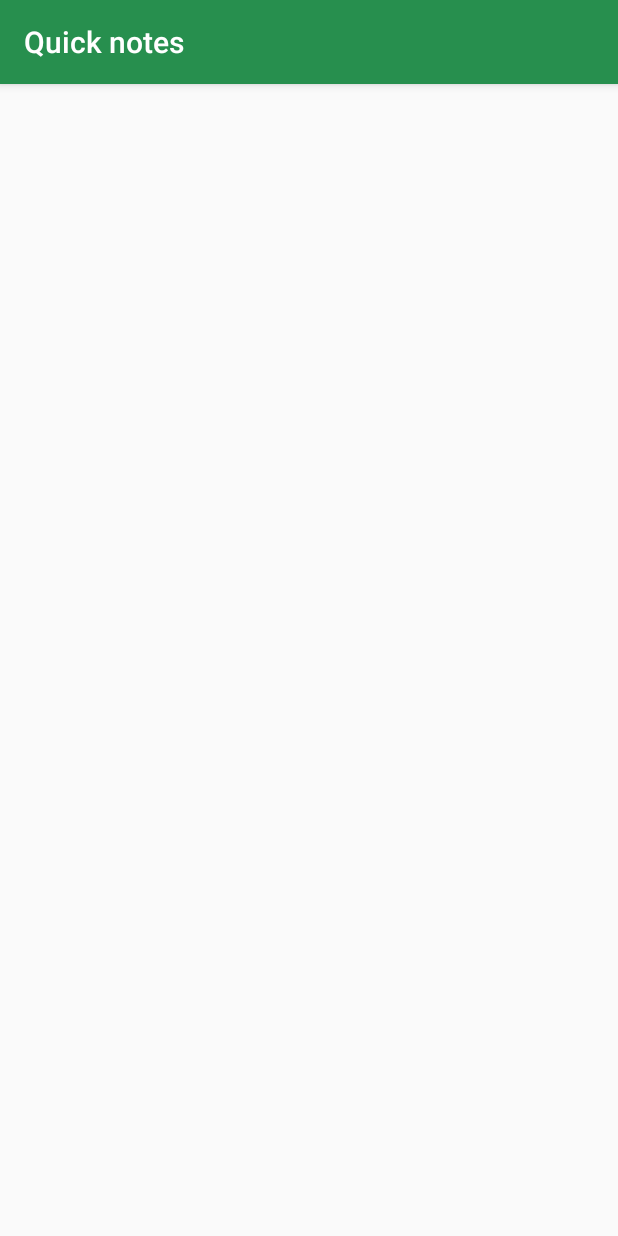
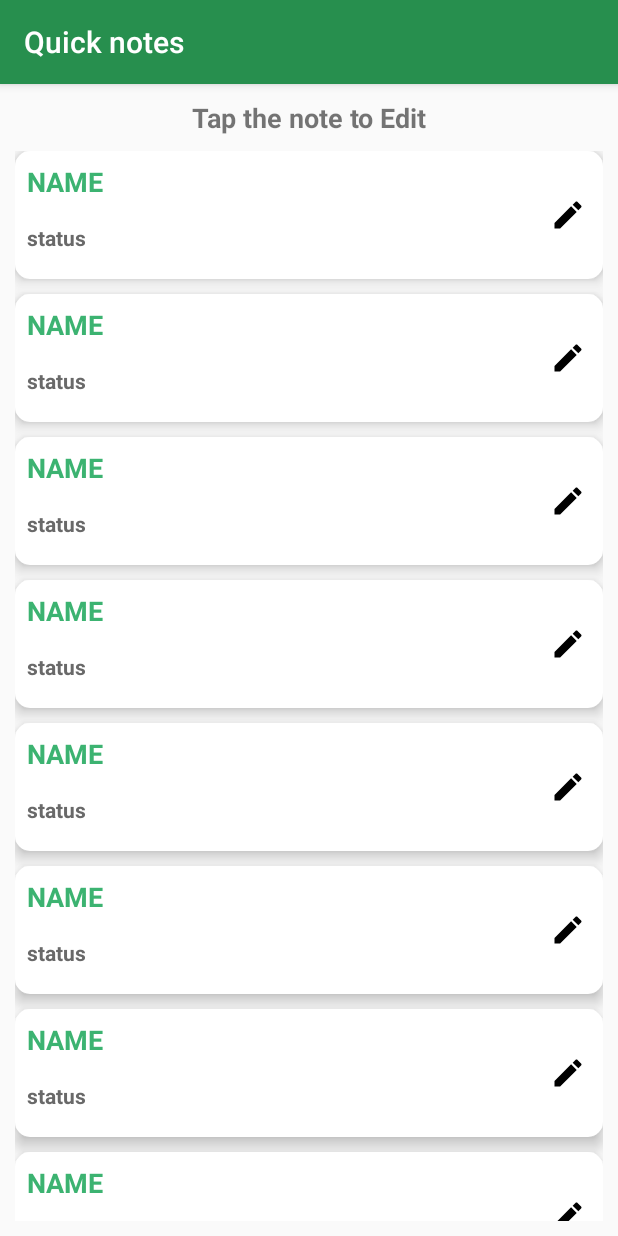
Before and after one commit to HamzaRajput007/CallLogNotes, an Android app: the ListOfNotes screen opened directly, with no data from a screen before it, on a phone screen of 412 x 824 dp. Run offline under Robolectric (Android 15) with nearby library versions, the phone set to English and light mode, and no system bars; our stand-ins replace data binding; libraries missing offline, so code that uses them is left out: com.cleveroad.audiovisualization; 2 statements that could not run were skipped.

Commit message:
Notes List Recycler View has added but the activity is crashing the app for some reason ...

```diff
--- a/app/src/main/java/com/developer/calllogmanager/Adapters/ListOfNotesAdapter.java
+++ b/app/src/main/java/com/developer/calllogmanager/Adapters/ListOfNotesAdapter.java
@@ -1,6 +1,9 @@
 package com.developer.calllogmanager.Adapters;
 
 import android.content.Context;
+import android.content.Intent;
+import android.databinding.DataBindingUtil;
+import android.os.Environment;
 import android.support.annotation.NonNull;
 import android.support.v7.widget.RecyclerView;
 import android.view.LayoutInflater;
@@ -8,48 +11,83 @@ import android.view.View;
 import android.view.ViewGroup;
 import android.widget.TextView;
 
+import com.developer.calllogmanager.CallLogAdapter;
+import com.developer.calllogmanager.ListOfNotes;
+import com.developer.calllogmanager.Models.ListOfNotesModel;
 import com.developer.calllogmanager.Models.SugarModel;
 import com.developer.calllogmanager.R;
+import com.developer.calllogmanager.databinding.ListRowBinding;
+import com.developer.calllogmanager.databinding.RowListOfNotesRecyclerViewBinding;
+import com.developer.calllogmanager.voiceupdate.EditNoteActivity;
 
 import org.w3c.dom.Text;
 
 import java.util.ArrayList;
 
 public class ListOfNotesAdapter extends RecyclerView.Adapter<ListOfNotesAdapter.ListOfNotesViewHolder>{
-
+    RowListOfNotesRecyclerViewBinding itemBinding;
     Context context;
-    private ArrayList<SugarModel> arrayList;
-
-    public ListOfNotesAdapter(ArrayList<SugarModel> list , Context context) {
-        this.context = context;
-        arrayList = list;
+    private ArrayList<ListOfNotesModel> arrayList;
+    public ListOfNotesAdapter(ArrayList<ListOfNotesModel> list , Context context ) {
+        arrayList = new ArrayList<ListOfNotesModel>();
+        for (ListOfNotesModel m: list ) {
+            arrayList.add(m);
+        }
     }
 
     @NonNull
     @Override
     public ListOfNotesViewHolder onCreateViewHolder(@NonNull ViewGroup parent, int viewType) {
-        return new ListOfNotesViewHolder(LayoutInflater.from(context).inflate(R.layout.list_row,parent,false));    }
+        itemBinding = DataBindingUtil.inflate(LayoutInflater.from(parent.getContext()),R.layout.row_list_of_notes_recycler_view,parent,false);
+//        color = context.getResources().getColor(R.color.colorPrimaryDark);
+//        filePath = Environment.getExternalStorageDirectory() + "/recorded_audio_notes";
+        return new ListOfNotesViewHolder(itemBinding);
+    }
 
     @Override
     public void onBindViewHolder(@NonNull ListOfNotesViewHolder holder, int position) {
-        SugarModel sugarModel = arrayList.get(position);
+        ListOfNotesModel sugarModel = arrayList.get(position);
         holder.nameTv.setText(sugarModel.getNote());
-        holder.statusTv.setText(sugarModel.getId().toString());
+        holder.statusTv.setText(sugarModel.getStatus());
+
+        itemBinding.editNoteImageViewId.setOnClickListener(new View.OnClickListener() {
+            @Override
+            public void onClick(View v) {
+                Intent toEditNote = new Intent(context , EditNoteActivity.class);
+                // TODO This activity is being crashed Debug it when you are back to work
+                context.startActivity(toEditNote);
+
+            }
+        });
+
+
     }
 
     @Override
     public int getItemCount() {
-        return 0;
+        return arrayList.size();
     }
 
     public class ListOfNotesViewHolder extends RecyclerView.ViewHolder {
 
         TextView nameTv , statusTv;
-
-        public ListOfNotesViewHolder(View itemView) {
-            super(itemView);
+        View mView ;
+        RowListOfNotesRecyclerViewBinding rowListOfNotesRecyclerViewBinding ;
+        public ListOfNotesViewHolder(RowListOfNotesRecyclerViewBinding itemView ) {
+          /*  super(itemView);
             nameTv = itemView.findViewById(R.id.textViewNameId);
             statusTv = itemView.findViewById(R.id.textViewStatus);
+            onNoteClickListenerViewHOlder = onNoteClickListener;
+            mView = itemView;*/
+//            itemView.setOnClickListener(this);
+            super(itemView.getRoot());
+            rowListOfNotesRecyclerViewBinding = itemView;
+
+
+
         }
+
+
     }
+
 }
--- a/app/src/main/java/com/developer/calllogmanager/AfterCallActivity.java
+++ b/app/src/main/java/com/developer/calllogmanager/AfterCallActivity.java
@@ -201,14 +201,14 @@ public class AfterCallActivity extends AppCompatActivity {
 
 
 
-                if (edit.getText().toString().isEmpty()){
+                /*if (edit.getText().toString().isEmpty()){
                     return;
                 }
                 boolean reault = databaseHelper.SAVENOTE(model);
                 if (reault){
                     finishAffinity();
                     dialog.dismiss();
-                }
+                }*/
                 //model.save();
                 //List<SugarModel> s = SugarModel.findWithQuery(SugarModel.class,"SELECT * FROM SugarModel WHERE `date`="+mydate);
                 ///t.makeText(getActivity().getApplicationContext(), ""+s, Toast.LENGTH_SHORT).show();
--- a/app/src/main/java/com/developer/calllogmanager/ListOfNotes.java
+++ b/app/src/main/java/com/developer/calllogmanager/ListOfNotes.java
@@ -1,13 +1,18 @@
 package com.developer.calllogmanager;
 
+import android.content.Intent;
 import android.graphics.HardwareRenderer;
 import android.support.v7.app.AppCompatActivity;
 import android.os.Bundle;
+import android.support.v7.widget.LinearLayoutManager;
 import android.support.v7.widget.RecyclerView;
+import android.widget.Toast;
 
 import com.cleveroad.audiovisualization.DbmHandler;
 import com.developer.calllogmanager.Adapters.ListOfNotesAdapter;
+import com.developer.calllogmanager.Models.ListOfNotesModel;
 import com.developer.calllogmanager.Models.SugarModel;
+import com.developer.calllogmanager.voiceupdate.EditNoteActivity;
 
 import java.util.ArrayList;
 
@@ -18,23 +23,30 @@ RecyclerView recyclerViewListOfNotes;
     @Override
     protected void onCreate(Bundle savedInstanceState) {
         super.onCreate(savedInstanceState);
-        //Todo Don't know why this acitivity is not being maped ... map this activity
         setContentView(R.layout.activity_list_of_notes);
-        ArrayList<SugarModel> listOfSugarModel = new ArrayList<>();
-        SugarModel model = new SugarModel();
-        model.setNote("This is the very first note added by hamza");
-        model.setExtra("Dead");
-
-        SugarModel model2 = new SugarModel();
-        model.setNote("This is the very second note added by hamza");
-        model.setExtra("High Priority");
+        ArrayList<ListOfNotesModel> listOfSugarModel = new ArrayList<>();
+        ListOfNotesModel model = new ListOfNotesModel("Note 1" , "Active" , 1);
+        ListOfNotesModel model2 = new ListOfNotesModel("Note 2" , "Dead" , 2);
+        listOfSugarModel.add(model);
+        listOfSugarModel.add(model2);
+        listOfSugarModel.add(model);
+        listOfSugarModel.add(model2);
+        listOfSugarModel.add(model);
+        listOfSugarModel.add(model2);
+        listOfSugarModel.add(model);
+        listOfSugarModel.add(model2);
+        listOfSugarModel.add(model);
+        listOfSugarModel.add(model2);
         listOfSugarModel.add(model);
         listOfSugarModel.add(model2);
 
-
         recyclerViewListOfNotes = findViewById(R.id.listOfNotesRecyclerView);
-
+        recyclerViewListOfNotes.setHasFixedSize(true);
+        recyclerViewListOfNotes.setLayoutManager(new LinearLayoutManager(this));
         ListOfNotesAdapter adapter = new ListOfNotesAdapter(listOfSugarModel , this);
         recyclerViewListOfNotes.setAdapter(adapter);
+
+        Toast.makeText(this, String.valueOf(listOfSugarModel.size()), Toast.LENGTH_SHORT).show();
     }
+
 }
--- a/app/src/main/java/com/developer/calllogmanager/MainActivity.java
+++ b/app/src/main/java/com/developer/calllogmanager/MainActivity.java
@@ -144,10 +144,10 @@ public class MainActivity extends AppCompatActivity {
                 if (edit.getText().toString().isEmpty()){
                     return;
                 }
-                boolean reault = databaseHelper.SAVENOTE(model);
+              /*  boolean reault = databaseHelper.SAVENOTE(model);
                 if (reault){
 
-                }
+                }*/
                 AllCallLogFragment fragment1 = new AllCallLogFragment();
                 frmelayout = findViewById(R.id.frmelayout);
                 getSupportFragmentManager().beginTransaction().replace(R.id.frmelayout,fragment1).commit();
--- /dev/null
+++ b/app/src/main/java/com/developer/calllogmanager/Models/ListOfNotesModel.java
@@ -0,0 +1,37 @@
+package com.developer.calllogmanager.Models;
+
+public class ListOfNotesModel {
+
+    String note , status ;
+    int callLogId ;
+
+    public ListOfNotesModel(String note, String status, int callLogId) {
+        this.note = note;
+        this.status = status;
+        this.callLogId = callLogId;
+    }
+
+    public int getCallLogId() {
+        return callLogId;
+    }
+
+    public void setCallLogId(int callLogId) {
+        this.callLogId = callLogId;
+    }
+
+    public String getNote() {
+        return note;
+    }
+
+    public void setNote(String note) {
+        this.note = note;
+    }
+
+    public String getStatus() {
+        return status;
+    }
+
+    public void setStatus(String status) {
+        this.status = status;
+    }
+}
--- a/app/src/main/java/com/developer/calllogmanager/voiceupdate/EditNoteActivity.java
+++ b/app/src/main/java/com/developer/calllogmanager/voiceupdate/EditNoteActivity.java
@@ -56,7 +56,7 @@ public class EditNoteActivity extends AppCompatActivity {
     protected void onCreate(Bundle savedInstanceState) {
         super.onCreate(savedInstanceState);
         setContentView(R.layout.activity_edit_note);
-        helper=new DatabaseHelper(this);
+        helper = new DatabaseHelper(this);
         CallerName = getIntent().getStringExtra("NAME");
         CallerNumber = getIntent().getStringExtra("NUMBER");
         CallDate = getIntent().getStringExtra("DATE");
@@ -162,14 +162,14 @@ public class EditNoteActivity extends AppCompatActivity {
             model.setNote(text);
             model.setCurrentTime(currentTime);
             model.setCurrentDate(currentDate);
-            boolean reault = helper.SAVENOTE(model);
+           /* boolean reault = helper.SAVENOTE(model);
             if (reault) {
                 tvCurrentDate.setText(currentDate);
                 tvCurrentTime.setText(currentTime);
                 Snackbar.make(findViewById(android.R.id.content), "Saved.", Snackbar.LENGTH_LONG).show();
             } else {
                 Snackbar.make(findViewById(android.R.id.content), "Error.", Snackbar.LENGTH_LONG).show();
-            }
+            }*/
 
     }
 
--- /dev/null
+++ b/app/src/main/res/drawable/list_of_note_row_bg.xml
@@ -0,0 +1,11 @@
+<?xml version="1.0" encoding="utf-8"?>
+<shape xmlns:android="http://schemas.android.com/apk/res/android">
+<corners
+    android:radius="5dp"
+    android:topLeftRadius="10dp"
+    android:bottomLeftRadius="10dp"
+    android:topRightRadius="10dp"
+    android:bottomRightRadius="10dp"
+    />
+    <solid android:color="#ffffff"/>
+</shape>
--- a/app/src/main/res/layout/activity_list_of_notes.xml
+++ b/app/src/main/res/layout/activity_list_of_notes.xml
@@ -1,18 +1,28 @@
 <?xml version="1.0" encoding="utf-8"?>
-<android.support.constraint.ConstraintLayout xmlns:android="http://schemas.android.com/apk/res/android"
+<LinearLayout
+    xmlns:android="http://schemas.android.com/apk/res/android"
     xmlns:app="http://schemas.android.com/apk/res-auto"
     xmlns:tools="http://schemas.android.com/tools"
     android:layout_width="match_parent"
+    android:padding="10dp"
     android:layout_height="match_parent"
+    android:orientation="vertical"
     tools:context=".ListOfNotes">
+
+    <TextView
+        android:layout_width="match_parent"
+        android:layout_height="wrap_content"
+        android:gravity="center"
+        android:textSize="18dp"
+        android:textStyle="bold"
+        android:layout_marginBottom="10dp"
+        android:text="Tap the note to Edit"/>
 
     <android.support.v7.widget.RecyclerView
         android:id="@+id/listOfNotesRecyclerView"
         android:layout_width="match_parent"
         android:layout_height="match_parent"
-        app:layout_constraintTop_toTopOf="parent"
-        app:layout_constraintLeft_toLeftOf="parent"
         >
 
     </android.support.v7.widget.RecyclerView>
-</android.support.constraint.ConstraintLayout>
+</LinearLayout>
--- a/app/src/main/res/layout/row_list_of_notes_recycler_view.xml
+++ b/app/src/main/res/layout/row_list_of_notes_recycler_view.xml
@@ -1,5 +1,12 @@
 <?xml version="1.0" encoding="utf-8"?>
 <layout xmlns:android="http://schemas.android.com/apk/res/android">
+    <LinearLayout
+        android:layout_height="wrap_content"
+        android:layout_width="match_parent"
+        android:background="@drawable/list_of_note_row_bg"
+        android:elevation="6dp"
+        android:layout_marginBottom="10dp"
+        android:orientation="vertical">
         <RelativeLayout
             android:layout_width="fill_parent"
             android:layout_height="wrap_content"
@@ -14,20 +21,34 @@
                 android:textStyle="bold"
                 android:layout_width="fill_parent"
                 android:layout_height="wrap_content"
-            android:textColor="@color/colorPrimaryDark"
+                android:textColor="@color/green"
                 android:text="NAME"
                 />
 
             <TextView
                 android:id="@+id/textViewStatus"
-            android:layout_width="match_parent"
+                android:layout_width="wrap_content"
                 android:textStyle="bold"
                 android:gravity="end"
                 android:text="status"
-            android:paddingRight="10dp"
+                android:layout_marginTop="15dp"
+                android:paddingRight="5dp"
                 android:layout_alignParentLeft="true"
                 android:layout_below="@id/textViewNameId"
+                android:layout_marginBottom="10dp"
                 android:textColor="@color/gray"
                 android:layout_height="wrap_content" />
+
+            <ImageView
+                android:id="@+id/editNoteImageViewId"
+                android:layout_weight="1"
+                android:padding="3dp"
+                android:visibility="visible"
+                android:src="@drawable/ic_edit_black_24dp"
+                android:layout_width="wrap_content"
+                android:layout_alignParentRight="true"
+                android:layout_centerVertical="true"
+                android:layout_height="wrap_content"/>
         </RelativeLayout>
+    </LinearLayout>
 </layout>
```
Also changed, not shown: app/src/main/java/com/developer/calllogmanager/CallLogAdapter.java (+18 -12 lines), app/src/main/java/com/developer/calllogmanager/dbHelper/DatabaseHelper.java (+35 -2 lines). Lines whose indentation alone changed are shown as unchanged.
